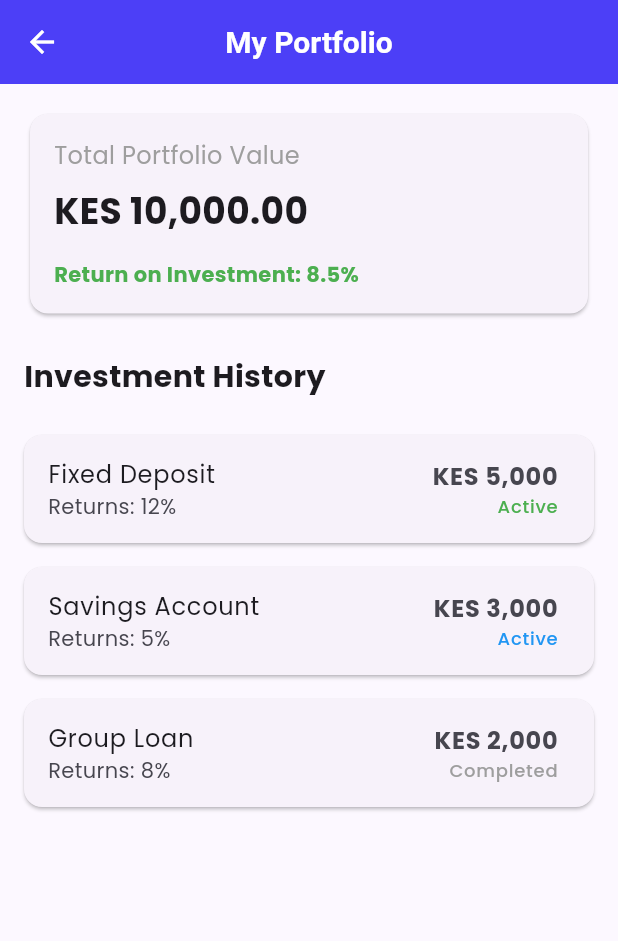
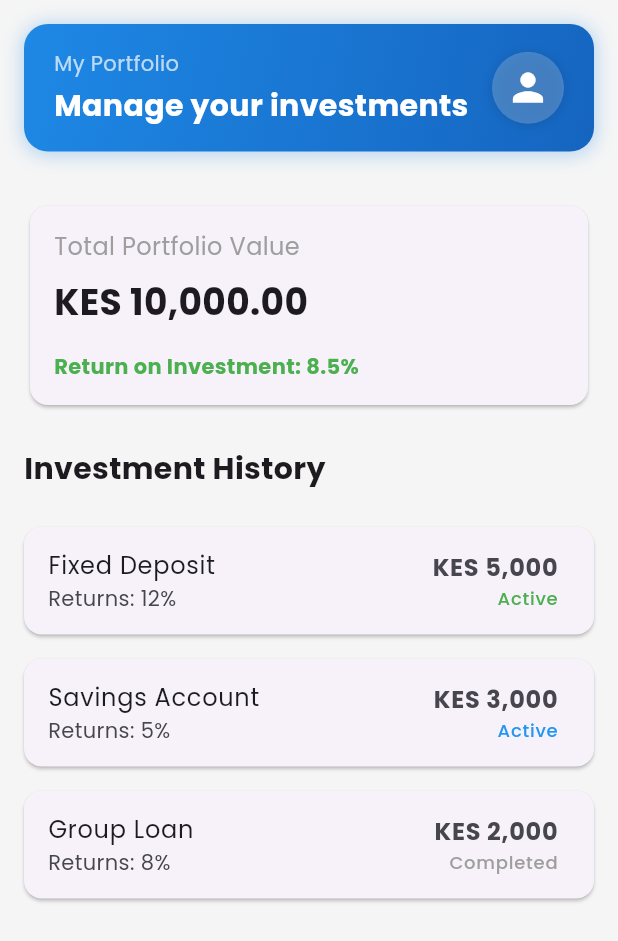
Before and after one commit to kimani-derrick/flutterVunaApp, a Flutter app: the PortfolioScreen screen opened directly, on a phone screen of 412 x 824 dp. Shown: the top 941 px of the screen. Run offline on Flutter 3.47's test engine with Material 3 defaults, Android fonts, the phone set to English and light mode, and no system bars; our stand-ins replace font_awesome_flutter, google_fonts, shared_preferences; accounts and stored records are empty; network calls fail.

Commit message:
standizing the top menu bar

```diff
--- a/lib/screens/portfolio_screen.dart
+++ b/lib/screens/portfolio_screen.dart
@@ -1,4 +1,5 @@
 import 'package:flutter/material.dart';
+import '../widgets/top_menu_bar.dart';
 
 class PortfolioScreen extends StatelessWidget {
   const PortfolioScreen({Key? key}) : super(key: key);
@@ -6,10 +7,17 @@ class PortfolioScreen extends StatelessWidget {
   @override
   Widget build(BuildContext context) {
     return Scaffold(
-      appBar: AppBar(
-        title: const Text('My Portfolio'),
+      backgroundColor: Colors.grey[100],
+      body: SafeArea(
+        child: Column(
+          crossAxisAlignment: CrossAxisAlignment.start,
+          children: [
+            const TopMenuBar(
+              title: 'My Portfolio',
+              subtitle: 'Manage your investments',
             ),
-      body: ListView(
+            Expanded(
+              child: ListView(
                 padding: const EdgeInsets.all(16.0),
                 children: [
                   _buildPortfolioSummary(),
@@ -44,6 +52,10 @@ class PortfolioScreen extends StatelessWidget {
                     Colors.grey,
                   ),
                 ],
+              ),
+            ),
+          ],
+        ),
       ),
     );
   }
--- /dev/null
+++ b/lib/widgets/top_menu_bar.dart
@@ -0,0 +1,90 @@
+import 'package:flutter/material.dart';
+
+class TopMenuBar extends StatelessWidget {
+  final String? userName;
+  final String title;
+  final String subtitle;
+
+  const TopMenuBar({
+    Key? key,
+    this.userName,
+    this.title = 'Welcome back,',
+    this.subtitle = '',
+  }) : super(key: key);
+
+  @override
+  Widget build(BuildContext context) {
+    return Container(
+      margin: const EdgeInsets.all(16.0),
+      padding: const EdgeInsets.symmetric(horizontal: 20.0, vertical: 16.0),
+      decoration: BoxDecoration(
+        gradient: const LinearGradient(
+          begin: Alignment.topLeft,
+          end: Alignment.bottomRight,
+          colors: [
+            Color(0xFF1E88E5),  // Primary blue
+            Color(0xFF1565C0),  // Darker blue
+          ],
+        ),
+        borderRadius: BorderRadius.circular(16),
+        boxShadow: [
+          BoxShadow(
+            color: const Color(0xFF1E88E5).withOpacity(0.3),
+            spreadRadius: 1,
+            blurRadius: 10,
+            offset: const Offset(0, 1),
+          ),
+        ],
+      ),
+      child: Row(
+        mainAxisAlignment: MainAxisAlignment.spaceBetween,
+        children: [
+          Column(
+            crossAxisAlignment: CrossAxisAlignment.start,
+            children: [
+              Text(
+                title,
+                style: const TextStyle(
+                  fontSize: 14,
+                  color: Colors.white70,
+                ),
+              ),
+              const SizedBox(height: 4),
+              Text(
+                userName ?? subtitle,
+                style: const TextStyle(
+                  fontSize: 20,
+                  fontWeight: FontWeight.bold,
+                  color: Colors.white,
+                ),
+              ),
+            ],
+          ),
+          Container(
+            decoration: BoxDecoration(
+              color: Colors.white.withOpacity(0.2),
+              shape: BoxShape.circle,
+              boxShadow: [
+                BoxShadow(
+                  color: Colors.black.withOpacity(0.1),
+                  spreadRadius: 1,
+                  blurRadius: 5,
+                  offset: const Offset(0, 1),
+                ),
+              ],
+            ),
+            child: const CircleAvatar(
+              radius: 24,
+              backgroundColor: Colors.transparent,
+              child: Icon(
+                Icons.person,
+                size: 30,
+                color: Colors.white,
+              ),
+            ),
+          ),
+        ],
+      ),
+    );
+  }
+}
```
Also changed, not shown: lib/screens/home_screen.dart (+4 -71 lines), lib/screens/invest_screen.dart (+6 -50 lines). Lines whose indentation alone changed are shown as unchanged.
